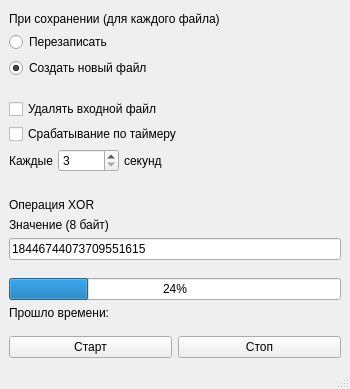
First picture: the form in ui/mainwindow.ui, repository StariyDedushka/xor-file, before the edit; both pictures show x 0 to 350 and y 300 to 689 of the 350 by 689 pixel window.
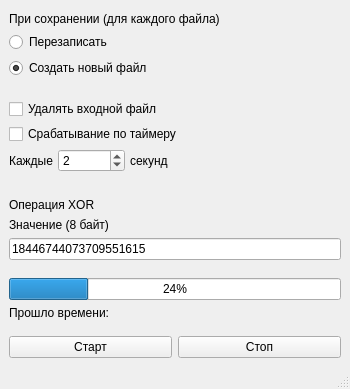
Second picture: the form after the edit.

Commit message:
* Now the timer starts when selecting the timer option.
* Changed minimum and default scan time from 3 to 1.

```diff
--- a/ui/mainwindow.ui
+++ b/ui/mainwindow.ui
@@ -206,10 +206,13 @@
              </size>
             </property>
             <property name="minimum">
-             <number>3</number>
+             <number>1</number>
             </property>
             <property name="maximum">
-             <number>72000</number>
+             <number>128000</number>
+            </property>
+            <property name="value">
+             <number>2</number>
             </property>
            </widget>
           </item>
```
The commit also changes 1 other file.
